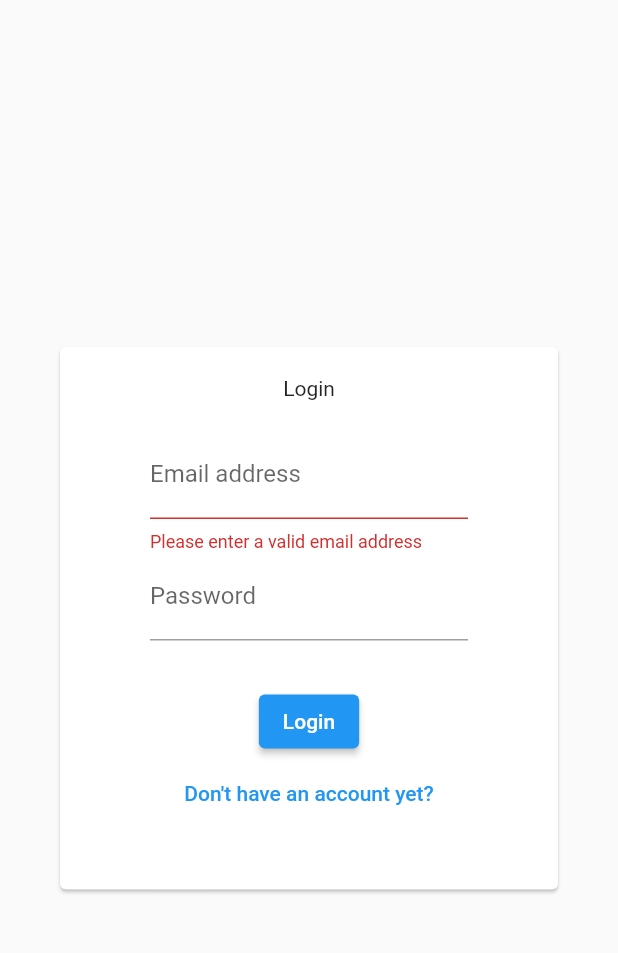
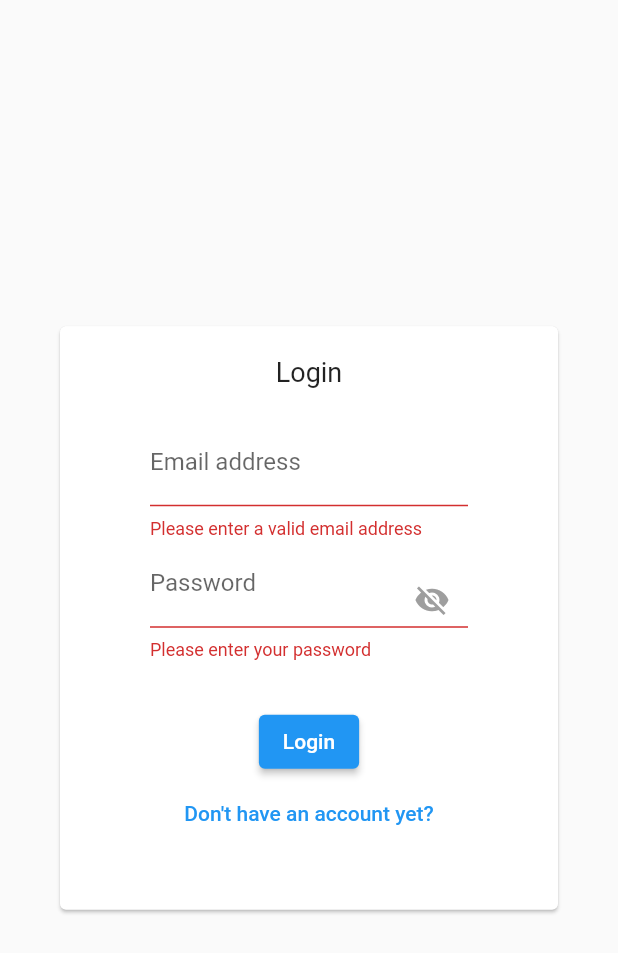
Before and after one commit to junweimoo/dequeue-app, a Flutter app: the screen it shows after launch, after a tap on "Login", on a phone screen of 412 x 824 dp. Shown: the top 953 px of the screen. Run offline on Flutter 3.47's test engine with Material 2 defaults, Android fonts, the phone set to English and light mode, and no system bars; our stand-ins replace cloud_firestore, dropdown_button2, firebase_auth, firebase_core, shared_preferences; accounts and stored records are empty.

Commit message:
Improve usablity of login and signup pages

```diff
--- a/lib/Login_form.dart
+++ b/lib/Login_form.dart
@@ -21,6 +21,19 @@ class _LoginFormState extends State<LoginForm> {
   final _formkey = GlobalKey<FormState>();
   String _email;
   String _password;
+  bool _obscureText;
+
+  @override
+  void initState() {
+    super.initState();
+    _obscureText = true;
+  }
+
+  void _toggleObscure() {
+    setState(() {
+      _obscureText = !_obscureText;
+    });
+  }
 
   void _trysubmit() async {
     try {
@@ -89,13 +102,26 @@ class _LoginFormState extends State<LoginForm> {
               },
             ),
             TextFormField(
-              decoration: const InputDecoration(
+              obscureText: _obscureText,
+              decoration: InputDecoration(
                 labelText: 'Password',
+                suffixIcon: IconButton(
+                    onPressed: _toggleObscure,
+                    icon: Padding(
+                      padding: const EdgeInsets.only(top: 15),
+                      child: Icon(
+                        _obscureText ? Icons.visibility_off : Icons.visibility,
+                        color: Colors.grey,
+                      ),
+                    ))
               ),
               onSaved: (value) {
                 _password = value;
               },
               validator: (value) {
+                if (value.isEmpty) {
+                  return 'Please enter your password';
+                }
                 return null;
               },
             ),
--- a/lib/Login_signup_page.dart
+++ b/lib/Login_signup_page.dart
@@ -31,7 +31,19 @@ class LoginPageState extends State<LoginPage> {
               padding: const EdgeInsets.all(20.0),
               child: Column(
                 children: [
-                  _showLoginForm ? const Text("Login") : const Text('Sign up'),
+                  _showLoginForm
+                      ? const Text(
+                        "Login",
+                        style: TextStyle(
+                          fontSize: 18,
+                        ),
+                      )
+                      : const Text(
+                        'Sign up',
+                        style: TextStyle(
+                          fontSize: 18,
+                        ),
+                      ),
                   _showLoginForm
                       ? LoginForm(toggleLoginSignup)
                       : SignupForm(toggleLoginSignup),
--- a/lib/main.dart
+++ b/lib/main.dart
@@ -35,7 +35,6 @@ class MyApp extends StatelessWidget {
 
   Widget getHomePage() {
     var currentUser = FirebaseAuth.instance.currentUser;
-
     if (currentUser != null) {
       return userType == "customer" ? CustomerHomePage() : VendorHomePage();
     } else {
```
Also changed, not shown: lib/Signup_form.dart (+24 -2 lines), 1 other file.
